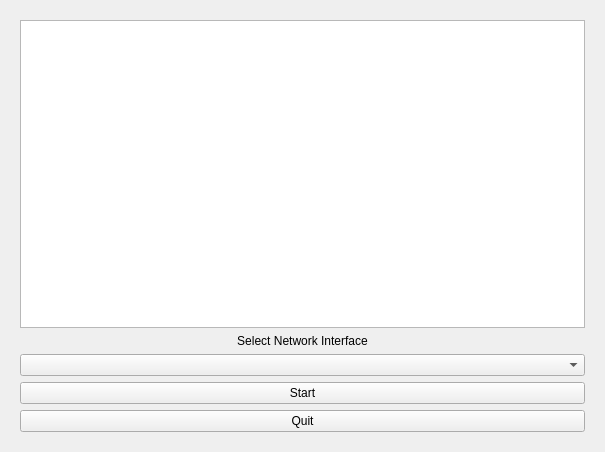
First picture: the form in ui/networktransceiverslave.ui, repository RichardTry/mobile-game-controller-emulator, before the edit.
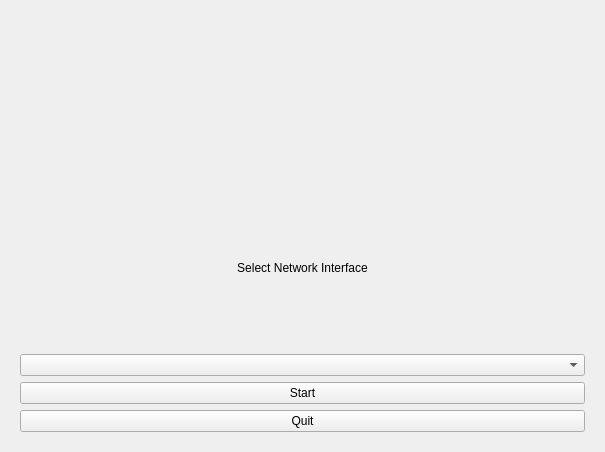
Second picture: the form after the edit. Icons and pictures are not drawn.

Patch:
```diff
--- a/ui/networktransceiverslave.ui
+++ b/ui/networktransceiverslave.ui
@@ -21,7 +21,14 @@
        <item>
         <layout class="QVBoxLayout" name="verticalLayout">
          <item>
-          <widget class="QGraphicsView" name="logoGraphicsView"/>
+          <widget class="QLabel" name="logoLabel">
+           <property name="text">
+            <string/>
+           </property>
+           <property name="alignment">
+            <set>Qt::AlignCenter</set>
+           </property>
+          </widget>
          </item>
          <item>
           <widget class="QLabel" name="label_2">
```
